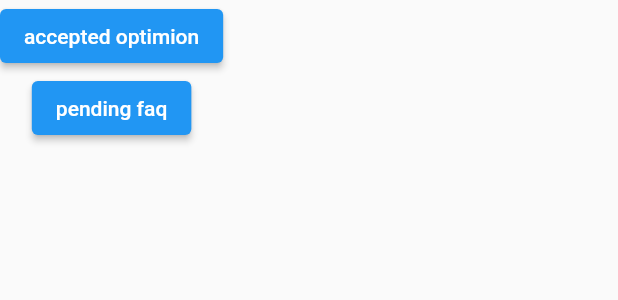
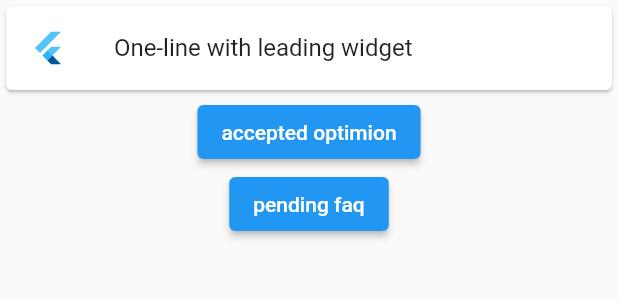
Before and after one commit to developython14/dashbared_hack_elbac, a Flutter app: what opinion_category() shows on an empty page, opened directly, on a phone screen of 412 x 824 dp. Shown: the top 300 px of the screen. Run offline on Flutter 3.47's test engine with Material 2 defaults, Android fonts, the light colour scheme and no system bars; our stand-ins replace accordion, carousel_slider, convex_bottom_bar, device_info_plus, file_picker, getwidget and 3 more; missing offline and left inert: clipboard, flutter_windowmanager, palestine_trusted_device; network calls fail; Roboto replaces fonts that are missing (Cairo).

```diff
--- a/lib/screens/landing/opinion/category_option.dart
+++ b/lib/screens/landing/opinion/category_option.dart
@@ -9,6 +9,12 @@ class opinion_category extends StatelessWidget {
     var height = MediaQuery.of(context).size.height;
     return Column(
       children: [
+        Card(
+          child: ListTile(
+            leading: FlutterLogo(),
+            title: Text('One-line with leading widget'),
+          ),
+        ),
         ElevatedButton(
             onPressed: () {
               Navigator.pushNamed(context, '/accepted_opinion');
```
